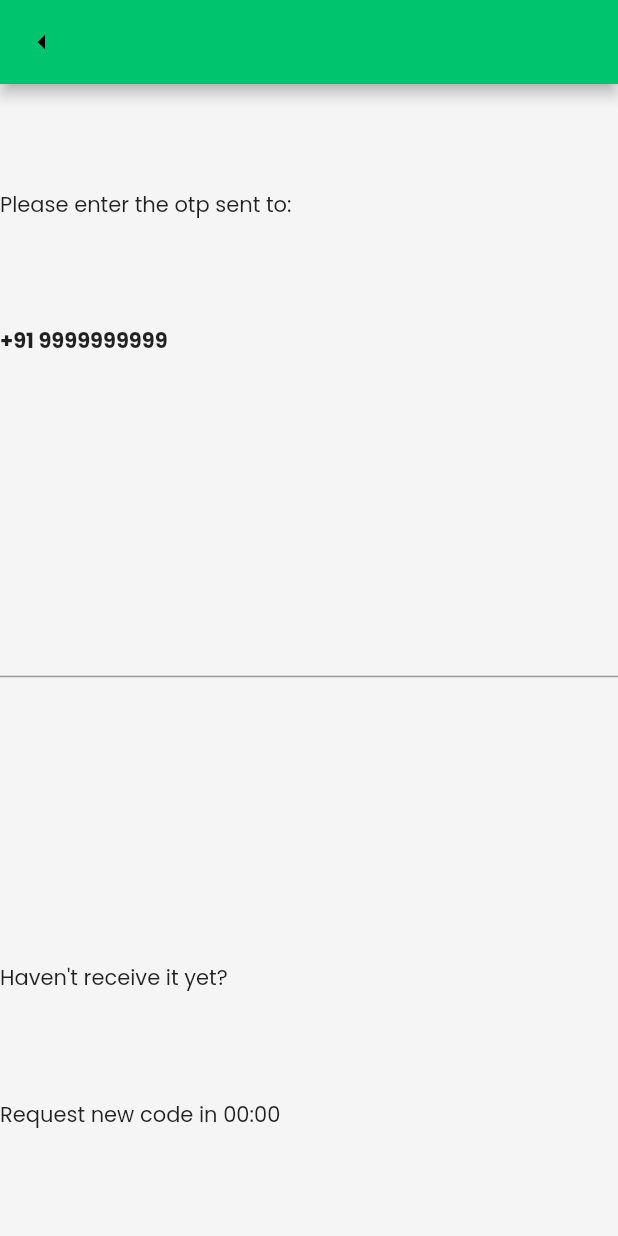
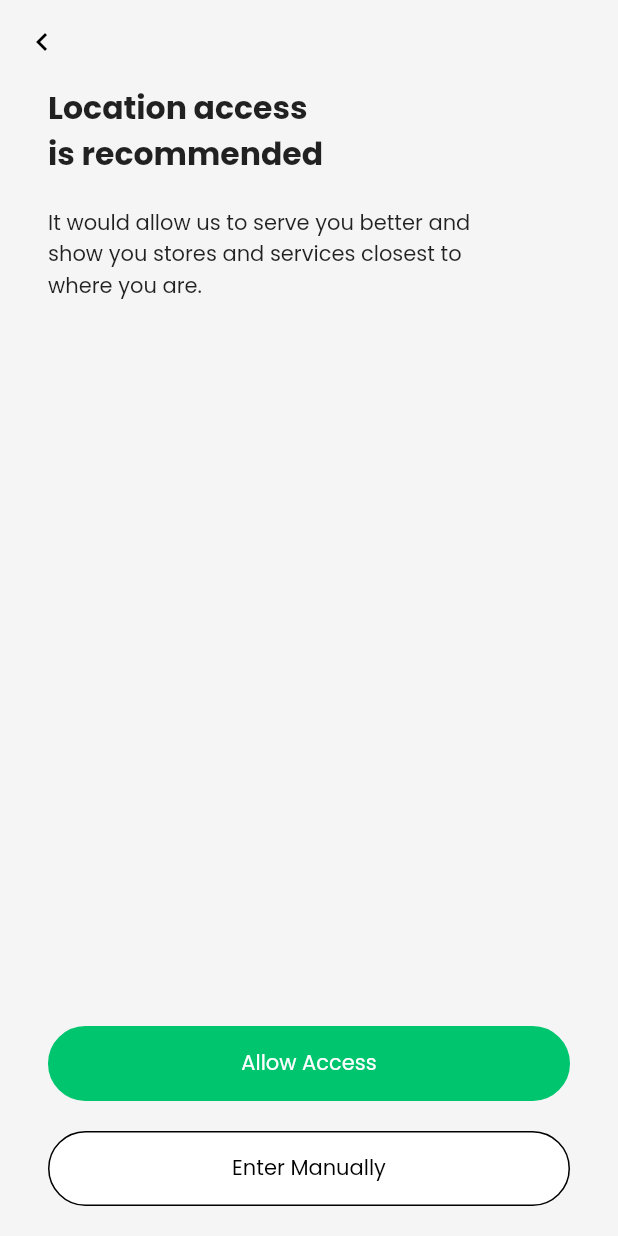
Before and after one commit to getsapp2021/customer-client-app, a Flutter app: the screen it shows after launch, after a tap on "Sign In", on a phone screen of 412 x 824 dp. Run offline on Flutter 3.47's test engine with Material 2 defaults, Android fonts, the light colour scheme and no system bars; our stand-ins replace auto_route, cloud_firestore, firebase_auth, firebase_core, firebase_storage, get_it and 5 more; accounts and stored records are empty.

Commit message:
Access Location Permssion and Search Location
Access Location Permssion done and Search Location done

```diff
--- a/lib/src/app/locator.dart
+++ b/lib/src/app/locator.dart
@@ -2,12 +2,14 @@ import 'package:customer/src/core/services/authentication_service.dart';
 import 'package:customer/src/core/services/user_profile_service.dart';
 import 'package:get_it/get_it.dart';
 import 'package:stacked_services/stacked_services.dart';
+import 'package:customer/src/core/services/permission_service.dart';
 
 final GetIt locator = GetIt.instance;
 
 void setupLocator() {
   locator.registerLazySingleton(() => UserProfileService());
   locator.registerLazySingleton(() => AuthenticationService());
+  locator.registerLazySingleton(() => PermissionService());
 
   // Third Party Services
   locator.registerLazySingleton(() => NavigationService());
--- a/lib/src/app/router.dart
+++ b/lib/src/app/router.dart
@@ -1,13 +1,17 @@
 import 'package:auto_route/auto_route_annotations.dart';
+import 'package:customer/src/ui/views/pages/auth/access_location_permission_page.dart';
 import 'package:customer/src/ui/views/pages/auth/signin_page.dart';
 import 'package:customer/src/ui/views/pages/home/home_page.dart';
 import 'package:customer/src/ui/views/pages/startup/startup_page.dart';
 import 'package:customer/src/ui/views/pages/auth/otp_page.dart';
+import 'package:customer/src/ui/views/pages/auth/search_location_page.dart';
 
 @MaterialAutoRouter(routes: [
   MaterialRoute(page: StartupPage),
   MaterialRoute(page: HomePage),
   MaterialRoute(page: SigninPage),
   MaterialRoute(page: OtpPage),
+  MaterialRoute(page: AccessLocationPermissionPage),
+  MaterialRoute(page: SearchLocationPage),
 ])
 class $Router {}
--- /dev/null
+++ b/lib/src/core/services/permission_service.dart
@@ -0,0 +1,16 @@
+import 'package:permission_handler/permission_handler.dart';
+
+class PermissionService {
+  void checkLocationPermission() async {
+    var locationStatus = await Permission.location.status;
+    var locationAlwaysStatus = await Permission.locationAlways.status;
+    print(locationStatus);
+    print(locationAlwaysStatus);
+    if (!locationStatus.isGranted) {
+      await Permission.location.request();
+    }
+    if (!locationAlwaysStatus.isGranted) {
+      await Permission.locationAlways.request();
+    }
+  }
+}
--- a/lib/src/ui/utils/colors.dart
+++ b/lib/src/ui/utils/colors.dart
@@ -1,8 +1,12 @@
 import 'dart:ui';
+
+import 'package:flutter/material.dart';
 
 class ThemeColors {
   static const Color primary = Color(0xff00C56F);
   static const Color primaryLight = Color(0xffEAFDF3);
   static const Color accentColor = Color(0xff8B00FF);
   static const Color white = Color(0xffffffff);
+  static const Color black = Colors.black;
+  static const Color transparent = Colors.transparent;
 }
--- /dev/null
+++ b/lib/src/ui/views/pages/auth/access_location_permission_page.dart
@@ -0,0 +1,64 @@
+import 'package:customer/src/ui/utils/colors.dart';
+import 'package:customer/src/ui/views/pages/auth/access_location_permission_viewmodel.dart';
+import 'package:customer/src/ui/views/widgets/g_rounded_button.dart';
+import 'package:flutter/material.dart';
+import 'package:stacked/stacked.dart';
+import 'package:velocity_x/velocity_x.dart';
+import 'package:customer/src/app/router.gr.dart';
+
+class AccessLocationPermissionPage extends StatefulWidget {
+  @override
+  _AccessLocationPermissionPageState createState() =>
+      _AccessLocationPermissionPageState();
+}
+
+class _AccessLocationPermissionPageState
+    extends State<AccessLocationPermissionPage> {
+  @override
+  Widget build(BuildContext context) {
+    return ViewModelBuilder<AccessLocationPermissionViewModel>.reactive(
+        viewModelBuilder: () => AccessLocationPermissionViewModel(),
+        builder: (context, model, child) => Scaffold(
+              appBar: AppBar(
+                leading: Icon(Icons.keyboard_arrow_left),
+                backgroundColor: ThemeColors.transparent,
+                elevation: 0,
+              ),
+              body: Container(
+                width: context.mq.size.width,
+                height: context.mq.size.height,
+                child: Column(
+                  crossAxisAlignment: CrossAxisAlignment.start,
+                  children: [
+                    "Location access \nis recommended".text.xl2.bold.make(),
+                    SizedBox(height: 20),
+                    "It would allow us to serve you better and \nshow you stores and services closest to \nwhere you are."
+                        .text
+                        .make(),
+                    Expanded(
+                      child: Align(
+                        alignment: Alignment.bottomCenter,
+                        child: GRoundedButton(
+                          onPressed: () => model.askPermission(),
+                          color: ThemeColors.primary,
+                          text: "Allow Access",
+                          textColor: ThemeColors.white,
+                        ),
+                      ),
+                    ),
+                    SizedBox(height: 20),
+                    GRoundedButton(
+                      onPressed: () =>
+                          model.navigateTo(Routes.searchLocationPage),
+                      color: ThemeColors.white,
+                      borderColor: ThemeColors.black,
+                      text: "Enter Manually",
+                      textColor: ThemeColors.black,
+                    ),
+                    SizedBox(height: 20),
+                  ],
+                ).px32(),
+              ),
+            ));
+  }
+}
--- /dev/null
+++ b/lib/src/ui/views/pages/auth/access_location_permission_viewmodel.dart
@@ -0,0 +1,17 @@
+import 'package:stacked/stacked.dart';
+import 'package:stacked_services/stacked_services.dart';
+import 'package:customer/src/app/locator.dart';
+import 'package:customer/src/core/services/permission_service.dart';
+
+class AccessLocationPermissionViewModel extends BaseViewModel {
+  NavigationService _navigationService = locator<NavigationService>();
+  PermissionService _permissionService = locator<PermissionService>();
+
+  void navigateTo(String routeName) {
+    _navigationService.navigateTo(routeName);
+  }
+
+  void askPermission() {
+    _permissionService.checkLocationPermission();
+  }
+}
--- /dev/null
+++ b/lib/src/ui/views/pages/auth/search_location_viewmodel.dart
@@ -0,0 +1,5 @@
+import 'package:stacked/stacked.dart';
+
+class SearchLocationViewModel extends BaseViewModel {
+
+}
--- a/lib/src/ui/views/pages/auth/signin_page.dart
+++ b/lib/src/ui/views/pages/auth/signin_page.dart
@@ -58,8 +58,10 @@ class SigninPage extends StatelessWidget {
                 ),
                 SizedBox(height: 15),
                 GRoundedButton(
-                  onPressed: () => model.navigateTo(Routes.otpPage),
+                  onPressed: () =>
+                      model.navigateTo(Routes.accessLocationPermissionPage),
                   color: ThemeColors.primary,
+                  textColor: ThemeColors.white,
                   text: "Sign In",
                 ),
                 SizedBox(height: 25),
--- a/lib/src/ui/views/widgets/g_rounded_button.dart
+++ b/lib/src/ui/views/widgets/g_rounded_button.dart
@@ -1,14 +1,23 @@
+import 'package:customer/src/ui/utils/colors.dart';
 import 'package:flutter/material.dart';
 import 'package:velocity_x/velocity_x.dart';
 
 class GRoundedButton extends StatelessWidget {
   final Color color;
+  final Color borderColor;
+  final Color textColor;
   final Icon icon;
   final String text;
   final Function onPressed;
 
   const GRoundedButton(
-      {Key key, this.color, this.icon, this.text, @required this.onPressed})
+      {Key key,
+      this.color,
+      this.icon,
+      this.text,
+      this.borderColor,
+      this.textColor,
+      @required this.onPressed})
       : super(key: key);
   @override
   Widget build(BuildContext context) {
@@ -17,9 +26,17 @@ class GRoundedButton extends StatelessWidget {
       child: Container(
         height: 50,
         decoration: BoxDecoration(
-            color: color, borderRadius: BorderRadius.circular(50)),
+            color: color,
+            borderRadius: BorderRadius.circular(50),
+            border:
+                Border.all(color: borderColor != null ? borderColor : color)),
         child: Center(
-          child: icon == null ? "$text".text.make() : icon,
+          child: icon == null
+              ? "$text"
+                  .text
+                  .color(textColor != null ? textColor : ThemeColors.black)
+                  .make()
+              : icon,
         ),
       ),
     );
```
Also changed, not shown: lib/src/ui/views/pages/auth/search_location_page.dart (added, +274 -0 lines), lib/src/ui/views/widgets/g_rounded_textfield.dart (added, +44 -0 lines), pubspec.yaml (+7 -0 lines), lib/src/app/router.gr.dart, pubspec.lock, 2 other files.
